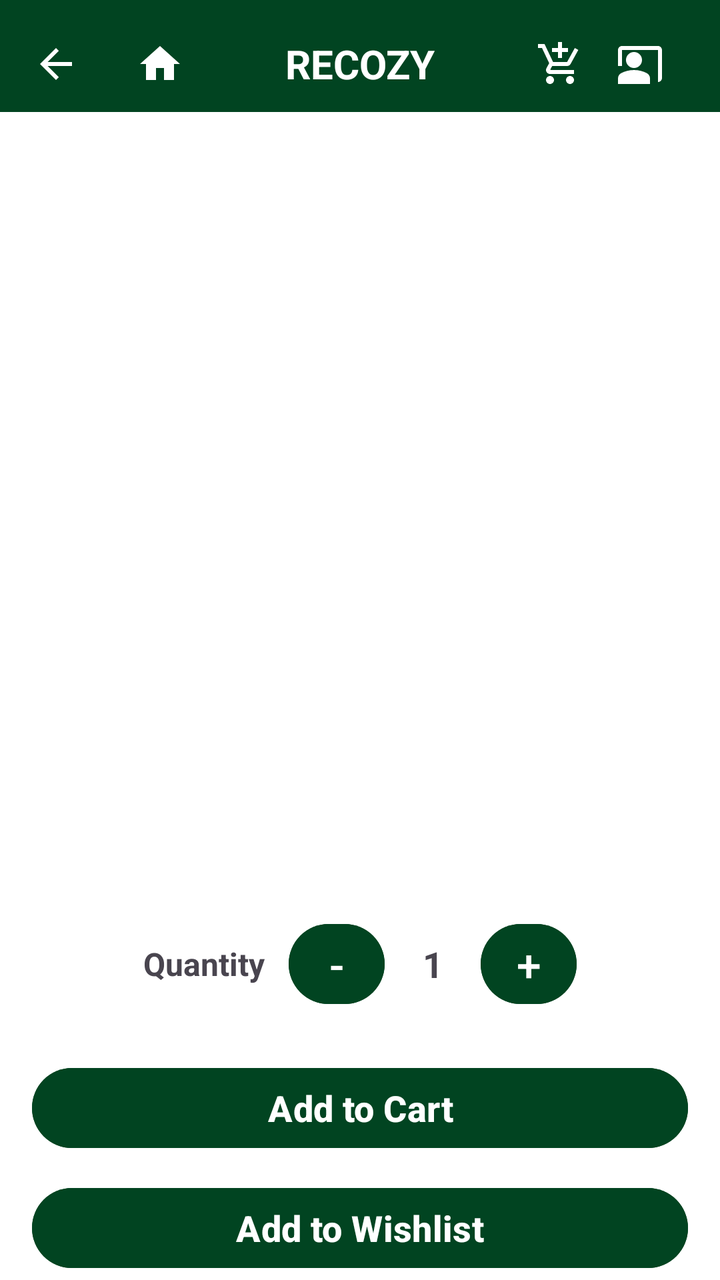
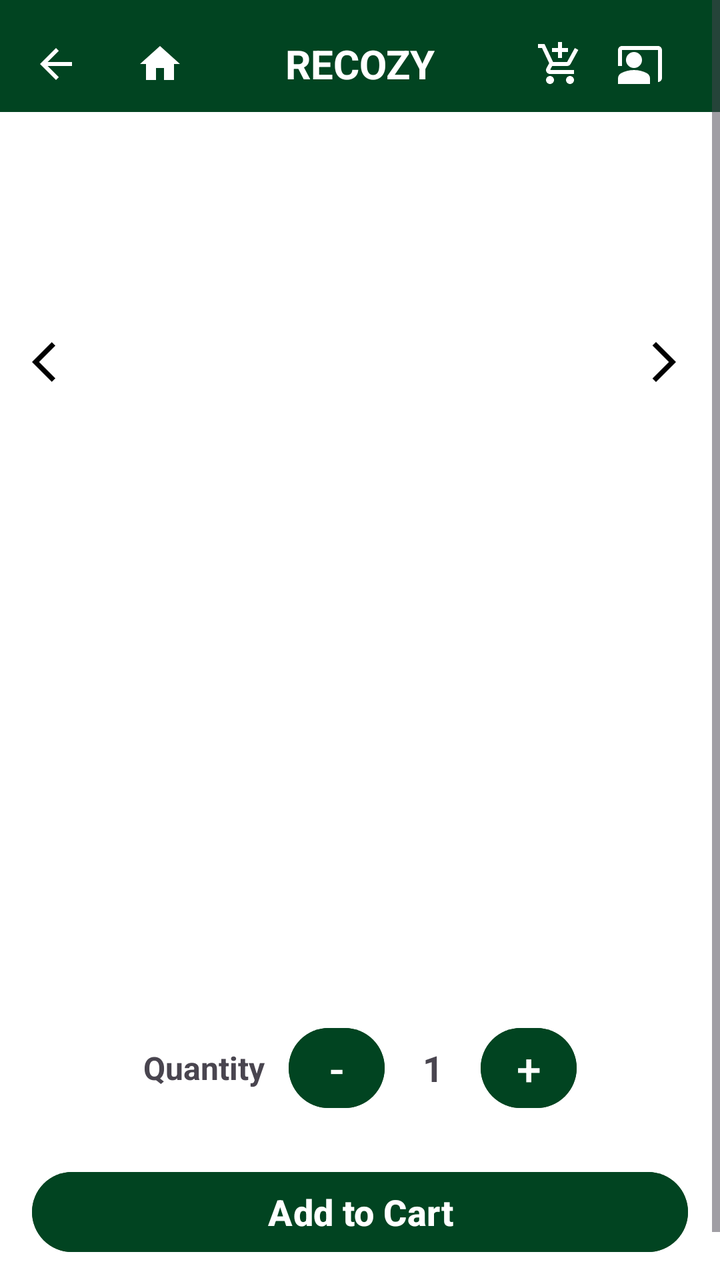

Screens rendered from an Android XML layout before and after an edit, with the pre-edit source and the edit as a unified diff.
<!-- AndroidManifest.xml: application theme Theme.FurnitureStore -->
<!-- res/layout/activity_product_detail.xml -->
<RelativeLayout xmlns:android="http://schemas.android.com/apk/res/android"
    xmlns:tools="http://schemas.android.com/tools"
    xmlns:app="http://schemas.android.com/apk/res-auto"
    android:id="@+id/productDetailLayout"
    android:layout_width="match_parent"
    android:layout_height="match_parent"
    android:background="@android:color/white"
    android:fitsSystemWindows="true"
    tools:context=".customer.ProductDetailActivity">

    
    <LinearLayout
        android:id="@+id/topBar"
        android:layout_width="match_parent"
        android:layout_height="56dp"
        android:orientation="horizontal"
        android:paddingHorizontal="8dp"
        android:gravity="center_vertical"
        android:background="@color/forest_green"
        android:paddingTop="8dp">

        <ImageView
            android:id="@+id/backIcon"
            android:layout_width="40dp"
            android:layout_height="40dp"
            android:src="@drawable/ic_back"
            app:tint="@android:color/white"
            android:contentDescription="Back Icon"
            android:padding="8dp" />

        <ImageView
            android:id="@+id/homeIcon"
            android:layout_width="40dp"
            android:layout_height="40dp"
            android:src="@drawable/ic_home"
            app:tint="@android:color/white"
            android:layout_marginStart="12dp"
            android:contentDescription="Home Icon"
            android:padding="8dp" />

        <TextView
            android:id="@+id/brandTitle"
            android:layout_width="0dp"
            android:layout_height="wrap_content"
            android:layout_weight="1"
            android:text="RECOZY"
            android:textStyle="bold"
            android:textColor="@android:color/white"
            android:textSize="20sp"
            android:gravity="center" />

        
        <ImageView
            android:id="@+id/cartIcon"
            android:layout_width="40dp"
            android:layout_height="40dp"
            android:src="@drawable/ic_cart"
            app:tint="@android:color/white"
            android:contentDescription="Cart Icon"
            android:padding="8dp" />

        
        <ImageView
            android:id="@+id/profileIcon"
            android:layout_width="40dp"
            android:layout_height="40dp"
            android:src="@drawable/ic_profile"
            app:tint="@android:color/white"
            android:layout_marginEnd="12dp"
            android:contentDescription="Profile Icon"
            android:padding="8dp" />
    </LinearLayout>

    
    <ImageView
        android:id="@+id/imageViewProductDetail"
        android:layout_width="match_parent"
        android:layout_height="250dp"
        android:layout_below="@id/topBar"
        android:scaleType="centerCrop"
        android:contentDescription="Product Image" />

    
    <TextView
        android:id="@+id/textViewProductNameDetail"
        android:layout_below="@id/imageViewProductDetail"
        android:layout_width="wrap_content"
        android:layout_height="wrap_content"
        android:textSize="24sp"
        android:textStyle="bold"
        android:textColor="@color/forest_green"
        android:layout_marginTop="12dp"
        android:layout_centerHorizontal="true" />

    
    <TextView
        android:id="@+id/textViewProductCategoryDetail"
        android:layout_below="@id/textViewProductNameDetail"
        android:layout_width="wrap_content"
        android:layout_height="wrap_content"
        android:textSize="14sp"
        android:textColor="@android:color/darker_gray"
        android:layout_marginTop="4dp"
        android:layout_centerHorizontal="true" />

    
    <TextView
        android:id="@+id/textViewProductPriceDetail"
        android:layout_below="@id/textViewProductCategoryDetail"
        android:layout_width="wrap_content"
        android:layout_height="wrap_content"
        android:textSize="20sp"
        android:textStyle="bold"
        android:layout_marginTop="8dp"
        android:layout_centerHorizontal="true" />

    
    <TextView
        android:id="@+id/textViewProductDescriptionDetail"
        android:layout_below="@id/textViewProductPriceDetail"
        android:layout_width="match_parent"
        android:layout_height="wrap_content"
        android:layout_marginTop="12dp"
        android:layout_marginHorizontal="16dp"
        android:textSize="16sp" />

    
    <LinearLayout
        android:id="@+id/quantityLayout"
        android:layout_width="wrap_content"
        android:layout_height="wrap_content"
        android:layout_below="@id/textViewProductDescriptionDetail"
        android:layout_marginTop="16dp"
        android:layout_centerHorizontal="true"
        android:orientation="horizontal"
        android:gravity="center_vertical">

        <TextView
            android:id="@+id/textViewQuantityLabel"
            android:layout_width="wrap_content"
            android:layout_height="wrap_content"
            android:text="Quantity"
            android:textSize="16sp"
            android:textStyle="bold"
            android:layout_marginEnd="12dp" />

        <Button
            android:id="@+id/buttonDecrease"
            android:layout_width="48dp"
            android:layout_height="48dp"
            android:text="-"
            android:textSize="22sp"
            android:textColor="@android:color/white"
            android:backgroundTint="@color/forest_green"
            android:padding="0dp" />

        <TextView
            android:id="@+id/textViewQuantityValue"
            android:layout_width="48dp"
            android:layout_height="48dp"
            android:gravity="center"
            android:text="1"
            android:textSize="18sp"
            android:textStyle="bold" />

        <Button
            android:id="@+id/buttonIncrease"
            android:layout_width="48dp"
            android:layout_height="48dp"
            android:text="+"
            android:textSize="22sp"
            android:textColor="@android:color/white"
            android:backgroundTint="@color/forest_green"
            android:padding="0dp" />
    </LinearLayout>

    
    <Button
        android:id="@+id/buttonAddToCart"
        android:layout_width="match_parent"
        android:layout_height="wrap_content"
        android:text="Add to Cart"
        android:layout_below="@id/quantityLayout"
        android:layout_marginTop="24dp"
        android:layout_marginHorizontal="16dp"
        android:backgroundTint="@color/forest_green"
        android:textColor="@android:color/white"
        android:textStyle="bold"
        android:textSize="18sp" />

    
    <Button
        android:id="@+id/buttonAddToWishlist"
        android:layout_width="match_parent"
        android:layout_height="wrap_content"
        android:text="Add to Wishlist"
        android:layout_below="@id/buttonAddToCart"
        android:layout_marginTop="12dp"
        android:layout_marginHorizontal="16dp"
        android:backgroundTint="@color/forest_green"
        android:textColor="@android:color/white"
        android:textStyle="bold"
        android:textSize="18sp" />

    
    <TextView
        android:id="@+id/textViewTerms"
        android:layout_width="wrap_content"
        android:layout_height="wrap_content"
        android:text="Terms and Conditions"
        android:textColor="@android:color/holo_blue_dark"
        android:textStyle="bold"
        android:layout_below="@id/buttonAddToWishlist"
        android:layout_marginTop="16dp"
        android:layout_centerHorizontal="true" />

</RelativeLayout>
<!-- resources referenced by this layout -->
<resources>
  <color name="forest_green">#014421</color>
  <!-- drawable ic_back (drawable) -->
  <vector xmlns:android="http://schemas.android.com/apk/res/android" android:autoMirrored="true" android:height="24dp" android:tint="#000000" android:viewportHeight="24" android:viewportWidth="24" android:width="24dp">
        
      <path android:fillColor="@android:color/white" android:pathData="M20,11H7.83l5.59,-5.59L12,4l-8,8 8,8 1.41,-1.41L7.83,13H20v-2z"/>
      
  </vector>
  <!-- drawable ic_cart (drawable) -->
  <vector xmlns:android="http://schemas.android.com/apk/res/android" android:height="24dp" android:tint="#000000" android:viewportHeight="24" android:viewportWidth="24" android:width="24dp">
        
      <path android:fillColor="@android:color/white" android:pathData="M11,9h2L13,6h3L16,4h-3L13,1h-2v3L8,4v2h3v3zM7,18c-1.1,0 -1.99,0.9 -1.99,2S5.9,22 7,22s2,-0.9 2,-2 -0.9,-2 -2,-2zM17,18c-1.1,0 -1.99,0.9 -1.99,2s0.89,2 1.99,2 2,-0.9 2,-2 -0.9,-2 -2,-2zM7.17,14.75l0.03,-0.12 0.9,-1.63h7.45c0.75,0 1.41,-0.41 1.75,-1.03l3.86,-7.01L19.42,4h-0.01l-1.1,2 -2.76,5L8.53,11l-0.13,-0.27L6.16,6l-0.95,-2 -0.94,-2L1,2v2h2l3.6,7.59 -1.35,2.45c-0.16,0.28 -0.25,0.61 -0.25,0.96 0,1.1 0.9,2 2,2h12v-2L7.42,15c-0.13,0 -0.25,-0.11 -0.25,-0.25z"/>
      
  </vector>
  <!-- drawable ic_home (drawable) -->
  <vector xmlns:android="http://schemas.android.com/apk/res/android" android:height="24dp" android:tint="#000000" android:viewportHeight="24" android:viewportWidth="24" android:width="24dp">
        
      <path android:fillColor="@android:color/white" android:pathData="M10,20v-6h4v6h5v-8h3L12,3 2,12h3v8z"/>
      
  </vector>
  <!-- drawable ic_profile (drawable) -->
  <vector xmlns:android="http://schemas.android.com/apk/res/android" android:height="24dp" android:tint="#000000" android:viewportHeight="24" android:viewportWidth="24" android:width="24dp">
        
      <path android:fillColor="@android:color/white" android:pathData="M21,3H3C1.9,3 1,3.9 1,5v8h2V5h18v16c1.1,0 2,-0.9 2,-2V5C23,3.9 22.1,3 21,3z"/>
        
      <path android:fillColor="@android:color/white" android:pathData="M9,10m-4,0a4,4 0,1 1,8 0a4,4 0,1 1,-8 0"/>
        
      <path android:fillColor="@android:color/white" android:pathData="M15.39,16.56C13.71,15.7 11.53,15 9,15c-2.53,0 -4.71,0.7 -6.39,1.56C1.61,17.07 1,18.1 1,19.22V22h16v-2.78C17,18.1 16.39,17.07 15.39,16.56z"/>
      
  </vector>
  <style name="Theme.FurnitureStore" parent="Base.Theme.FurnitureStore" />
  <style name="Base.Theme.FurnitureStore" parent="Theme.Material3.DayNight.NoActionBar">
          
          
      </style>
</resources>

<!-- the commit's change to res/layout/activity_product_detail.xml (unified diff, before → after) -->
@@ -1,4 +1,4 @@
-<RelativeLayout xmlns:android="http://schemas.android.com/apk/res/android"
+<FrameLayout xmlns:android="http://schemas.android.com/apk/res/android"
     xmlns:tools="http://schemas.android.com/tools"
     xmlns:app="http://schemas.android.com/apk/res-auto"
     android:id="@+id/productDetailLayout"
@@ -9,209 +9,229 @@
     tools:context=".customer.ProductDetailActivity">
 
     
-    <LinearLayout
-        android:id="@+id/topBar"
+    <ScrollView
         android:layout_width="match_parent"
-        android:layout_height="56dp"
-        android:orientation="horizontal"
-        android:paddingHorizontal="8dp"
-        android:gravity="center_vertical"
-        android:background="@color/forest_green"
-        android:paddingTop="8dp">
-
-        <ImageView
-            android:id="@+id/backIcon"
-            android:layout_width="40dp"
-            android:layout_height="40dp"
-            android:src="@drawable/ic_back"
-            app:tint="@android:color/white"
-            android:contentDescription="Back Icon"
-            android:padding="8dp" />
-
-        <ImageView
-            android:id="@+id/homeIcon"
-            android:layout_width="40dp"
-            android:layout_height="40dp"
-            android:src="@drawable/ic_home"
-            app:tint="@android:color/white"
-            android:layout_marginStart="12dp"
-            android:contentDescription="Home Icon"
-            android:padding="8dp" />
-
-        <TextView
-            android:id="@+id/brandTitle"
-            android:layout_width="0dp"
+        android:layout_height="match_parent"
+        android:fillViewport="true">
+
+        <LinearLayout
+            android:layout_width="match_parent"
             android:layout_height="wrap_content"
-            android:layout_weight="1"
-            android:text="RECOZY"
-            android:textStyle="bold"
-            android:textColor="@android:color/white"
-            android:textSize="20sp"
-            android:gravity="center" />
-
-        
-        <ImageView
-            android:id="@+id/cartIcon"
-            android:layout_width="40dp"
-            android:layout_height="40dp"
-            android:src="@drawable/ic_cart"
-            app:tint="@android:color/white"
-            android:contentDescription="Cart Icon"
-            android:padding="8dp" />
-
-        
-        <ImageView
-            android:id="@+id/profileIcon"
-            android:layout_width="40dp"
-            android:layout_height="40dp"
-            android:src="@drawable/ic_profile"
-            app:tint="@android:color/white"
-            android:layout_marginEnd="12dp"
-            android:contentDescription="Profile Icon"
-            android:padding="8dp" />
-    </LinearLayout>
-
-    
-    <ImageView
-        android:id="@+id/imageViewProductDetail"
-        android:layout_width="match_parent"
-        android:layout_height="250dp"
-        android:layout_below="@id/topBar"
-        android:scaleType="centerCrop"
-        android:contentDescription="Product Image" />
-
-    
-    <TextView
-        android:id="@+id/textViewProductNameDetail"
-        android:layout_below="@id/imageViewProductDetail"
-        android:layout_width="wrap_content"
-        android:layout_height="wrap_content"
-        android:textSize="24sp"
-        android:textStyle="bold"
-        android:textColor="@color/forest_green"
-        android:layout_marginTop="12dp"
-        android:layout_centerHorizontal="true" />
-
-    
-    <TextView
-        android:id="@+id/textViewProductCategoryDetail"
-        android:layout_below="@id/textViewProductNameDetail"
-        android:layout_width="wrap_content"
-        android:layout_height="wrap_content"
-        android:textSize="14sp"
-        android:textColor="@android:color/darker_gray"
-        android:layout_marginTop="4dp"
-        android:layout_centerHorizontal="true" />
-
-    
-    <TextView
-        android:id="@+id/textViewProductPriceDetail"
-        android:layout_below="@id/textViewProductCategoryDetail"
-        android:layout_width="wrap_content"
-        android:layout_height="wrap_content"
-        android:textSize="20sp"
-        android:textStyle="bold"
-        android:layout_marginTop="8dp"
-        android:layout_centerHorizontal="true" />
-
-    
-    <TextView
-        android:id="@+id/textViewProductDescriptionDetail"
-        android:layout_below="@id/textViewProductPriceDetail"
-        android:layout_width="match_parent"
-        android:layout_height="wrap_content"
-        android:layout_marginTop="12dp"
-        android:layout_marginHorizontal="16dp"
-        android:textSize="16sp" />
-
-    
-    <LinearLayout
-        android:id="@+id/quantityLayout"
-        android:layout_width="wrap_content"
-        android:layout_height="wrap_content"
-        android:layout_below="@id/textViewProductDescriptionDetail"
-        android:layout_marginTop="16dp"
-        android:layout_centerHorizontal="true"
-        android:orientation="horizontal"
-        android:gravity="center_vertical">
-
-        <TextView
-            android:id="@+id/textViewQuantityLabel"
-            android:layout_width="wrap_content"
-            android:layout_height="wrap_content"
-            android:text="Quantity"
-            android:textSize="16sp"
-            android:textStyle="bold"
-            android:layout_marginEnd="12dp" />
-
-        <Button
-            android:id="@+id/buttonDecrease"
-            android:layout_width="48dp"
-            android:layout_height="48dp"
-            android:text="-"
-            android:textSize="22sp"
-            android:textColor="@android:color/white"
-            android:backgroundTint="@color/forest_green"
-            android:padding="0dp" />
-
-        <TextView
-            android:id="@+id/textViewQuantityValue"
-            android:layout_width="48dp"
-            android:layout_height="48dp"
-            android:gravity="center"
-            android:text="1"
-            android:textSize="18sp"
-            android:textStyle="bold" />
-
-        <Button
-            android:id="@+id/buttonIncrease"
-            android:layout_width="48dp"
-            android:layout_height="48dp"
-            android:text="+"
-            android:textSize="22sp"
-            android:textColor="@android:color/white"
-            android:backgroundTint="@color/forest_green"
-            android:padding="0dp" />
-    </LinearLayout>
-
-    
-    <Button
-        android:id="@+id/buttonAddToCart"
-        android:layout_width="match_parent"
-        android:layout_height="wrap_content"
-        android:text="Add to Cart"
-        android:layout_below="@id/quantityLayout"
-        android:layout_marginTop="24dp"
-        android:layout_marginHorizontal="16dp"
-        android:backgroundTint="@color/forest_green"
-        android:textColor="@android:color/white"
-        android:textStyle="bold"
-        android:textSize="18sp" />
-
-    
-    <Button
-        android:id="@+id/buttonAddToWishlist"
-        android:layout_width="match_parent"
-        android:layout_height="wrap_content"
-        android:text="Add to Wishlist"
-        android:layout_below="@id/buttonAddToCart"
-        android:layout_marginTop="12dp"
-        android:layout_marginHorizontal="16dp"
-        android:backgroundTint="@color/forest_green"
-        android:textColor="@android:color/white"
-        android:textStyle="bold"
-        android:textSize="18sp" />
-
-    
-    <TextView
-        android:id="@+id/textViewTerms"
-        android:layout_width="wrap_content"
-        android:layout_height="wrap_content"
-        android:text="Terms and Conditions"
-        android:textColor="@android:color/holo_blue_dark"
-        android:textStyle="bold"
-        android:layout_below="@id/buttonAddToWishlist"
-        android:layout_marginTop="16dp"
-        android:layout_centerHorizontal="true" />
-
-</RelativeLayout>
+            android:orientation="vertical">
+
+            
+            <LinearLayout
+                android:id="@+id/topBar"
+                android:layout_width="match_parent"
+                android:layout_height="56dp"
+                android:orientation="horizontal"
+                android:paddingHorizontal="8dp"
+                android:gravity="center_vertical"
+                android:background="@color/forest_green"
+                android:paddingTop="8dp">
+
+                <ImageView
+                    android:id="@+id/backIcon"
+                    android:layout_width="40dp"
+                    android:layout_height="40dp"
+                    android:src="@drawable/ic_back"
+                    app:tint="@android:color/white"
+                    android:contentDescription="Back Icon"
+                    android:padding="8dp" />
+
+                <ImageView
+                    android:id="@+id/homeIcon"
+                    android:layout_width="40dp"
+                    android:layout_height="40dp"
+                    android:src="@drawable/ic_home"
+                    app:tint="@android:color/white"
+                    android:layout_marginStart="12dp"
+                    android:contentDescription="Home Icon"
+                    android:padding="8dp" />
+
+                <TextView
+                    android:id="@+id/brandTitle"
+                    android:layout_width="0dp"
+                    android:layout_height="wrap_content"
+                    android:layout_weight="1"
+                    android:text="RECOZY"
+                    android:textStyle="bold"
+                    android:textColor="@android:color/white"
+                    android:textSize="20sp"
+                    android:gravity="center" />
+
+                <ImageView
+                    android:id="@+id/cartIcon"
+                    android:layout_width="40dp"
+                    android:layout_height="40dp"
+                    android:src="@drawable/ic_cart"
+                    app:tint="@android:color/white"
+                    android:contentDescription="Cart Icon"
+                    android:padding="8dp" />
+
+                <ImageView
+                    android:id="@+id/profileIcon"
+                    android:layout_width="40dp"
+                    android:layout_height="40dp"
+                    android:src="@drawable/ic_profile"
+                    app:tint="@android:color/white"
+                    android:layout_marginEnd="12dp"
+                    android:contentDescription="Profile Icon"
+                    android:padding="8dp" />
+            </LinearLayout>
+
+            
+            <FrameLayout
+                android:layout_width="match_parent"
+                android:layout_height="250dp">
+
+                <androidx.viewpager2.widget.ViewPager2
+                    android:id="@+id/viewPagerProductImages"
+                    android:layout_width="match_parent"
+                    android:layout_height="match_parent"
+                    android:orientation="horizontal" />
+
+                <ImageButton
+                    android:id="@+id/btnPrevImage"
+                    android:layout_width="40dp"
+                    android:layout_height="40dp"
+                    android:layout_gravity="start|center_vertical"
+                    android:layout_marginStart="8dp"
+                    android:background="@android:color/transparent"
+                    android:src="@drawable/ic_arrow_left"
+                    android:contentDescription="Previous Image" />
+
+                <ImageButton
+                    android:id="@+id/btnNextImage"
+                    android:layout_width="40dp"
+                    android:layout_height="40dp"
+                    android:layout_gravity="end|center_vertical"
+                    android:layout_marginEnd="8dp"
+                    android:background="@android:color/transparent"
+                    android:src="@drawable/ic_arrow_right"
+                    android:contentDescription="Next Image" />
+            </FrameLayout>
+
+            
+            <com.google.android.material.tabs.TabLayout
+                android:id="@+id/tabLayoutIndicator"
+                android:layout_width="wrap_content"
+                android:layout_height="wrap_content"
+                android:layout_gravity="center"
+                android:layout_marginTop="4dp"
+                app:tabIndicatorHeight="0dp"
+                app:tabSelectedTextColor="@color/forest_green"
+                app:tabIndicatorColor="@color/forest_green" />
+
+            
+            <TextView
+                android:id="@+id/textViewProductNameDetail"
+                android:layout_width="wrap_content"
+                android:layout_height="wrap_content"
+                android:layout_gravity="center_horizontal"
+                android:layout_marginTop="12dp"
+                android:textSize="24sp"
+                android:textStyle="bold"
+                android:textColor="@color/forest_green" />
+
+            <TextView
+                android:id="@+id/textViewProductCategoryDetail"
+                android:layout_width="wrap_content"
+                android:layout_height="wrap_content"
+                android:layout_gravity="center_horizontal"
+                android:layout_marginTop="4dp"
+                android:textSize="14sp"
+                android:textColor="@android:color/darker_gray" />
+
+            <TextView
+                android:id="@+id/textViewProductPriceDetail"
+                android:layout_width="wrap_content"
+                android:layout_height="wrap_content"
+                android:layout_gravity="center_horizontal"
+                android:layout_marginTop="8dp"
+                android:textSize="20sp"
+                android:textStyle="bold" />
+
+            <TextView
+                android:id="@+id/textViewProductDescriptionDetail"
+                android:layout_width="match_parent"
+                android:layout_height="wrap_content"
+                android:layout_marginTop="12dp"
+                android:layout_marginHorizontal="16dp"
+                android:textSize="16sp" />
+
+            
+            <LinearLayout
+                android:id="@+id/quantityLayout"
+                android:layout_width="wrap_content"
+                android:layout_height="wrap_content"
+                android:layout_marginTop="16dp"
+                android:layout_gravity="center_horizontal"
+                android:orientation="horizontal"
+                android:gravity="center_vertical">
+
+                <TextView
+                    android:id="@+id/textViewQuantityLabel"
+                    android:layout_width="wrap_content"
+                    android:layout_height="wrap_content"
+                    android:text="Quantity"
+                    android:textSize="16sp"
+                    android:textStyle="bold"
+                    android:layout_marginEnd="12dp" />
+
+                <Button
+                    android:id="@+id/buttonDecrease"
+                    android:layout_width="48dp"
+                    android:layout_height="48dp"
+                    android:text="-"
+                    android:textSize="22sp"
+                    android:textColor="@android:color/white"
+                    android:backgroundTint="@color/forest_green"
+                    android:padding="0dp" />
+
+                <TextView
+                    android:id="@+id/textViewQuantityValue"
+                    android:layout_width="48dp"
+                    android:layout_height="48dp"
+                    android:gravity="center"
+                    android:text="1"
+                    android:textSize="18sp"
+                    android:textStyle="bold" />
+
+                <Button
+                    android:id="@+id/buttonIncrease"
+                    android:layout_width="48dp"
+                    android:layout_height="48dp"
+                    android:text="+"
+                    android:textSize="22sp"
+                    android:textColor="@android:color/white"
+                    android:backgroundTint="@color/forest_green"
+                    android:padding="0dp" />
+            </LinearLayout>
+
+            
+            <Button
+                android:id="@+id/buttonAddToCart"
+                android:layout_width="match_parent"
+                android:layout_height="wrap_content"
+                android:layout_marginTop="24dp"
+                android:layout_marginHorizontal="16dp"
+                android:backgroundTint="@color/forest_green"
+                android:text="Add to Cart"
+                android:textColor="@android:color/white"
+                android:textStyle="bold"
+                android:textSize="18sp" />
+
+            
+            <TextView
+                android:id="@+id/textViewTerms"
+                android:layout_width="wrap_content"
+                android:layout_height="wrap_content"
+                android:layout_marginTop="16dp"
+                android:layout_gravity="center_horizontal"
+                android:text="Terms and Conditions"
+                android:textColor="@android:color/holo_blue_dark"
+                android:textStyle="bold" />
+        </LinearLayout>
+    </ScrollView>
+</FrameLayout>
<!-- resource entries referenced after the edit -->
@@ -1,6 +1,18 @@
 <!-- resources referenced by this layout -->
 <resources>
   <color name="forest_green">#014421</color>
+  <!-- drawable ic_arrow_left (drawable) -->
+  <vector xmlns:android="http://schemas.android.com/apk/res/android" android:autoMirrored="true" android:height="24dp" android:tint="#000000" android:viewportHeight="24" android:viewportWidth="24" android:width="24dp">
+        
+      <path android:fillColor="@android:color/white" android:pathData="M11.67,3.87L9.9,2.1 0,12l9.9,9.9 1.77,-1.77L3.54,12z"/>
+      
+  </vector>
+  <!-- drawable ic_arrow_right (drawable) -->
+  <vector xmlns:android="http://schemas.android.com/apk/res/android" android:autoMirrored="true" android:height="24dp" android:tint="#000000" android:viewportHeight="24" android:viewportWidth="24" android:width="24dp">
+        
+      <path android:fillColor="@android:color/white" android:pathData="M6.23,20.23l1.77,1.77l10,-10l-10,-10l-1.77,1.77l8.23,8.23z"/>
+      
+  </vector>
   <!-- drawable ic_back (drawable) -->
   <vector xmlns:android="http://schemas.android.com/apk/res/android" android:autoMirrored="true" android:height="24dp" android:tint="#000000" android:viewportHeight="24" android:viewportWidth="24" android:width="24dp">
         
